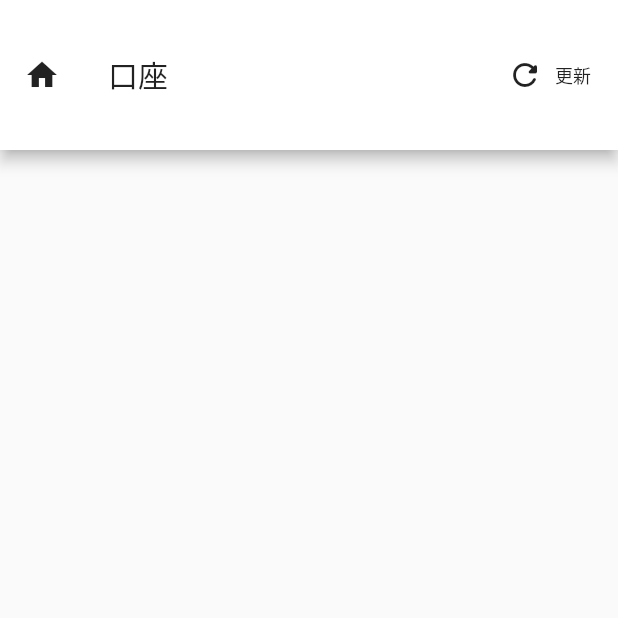
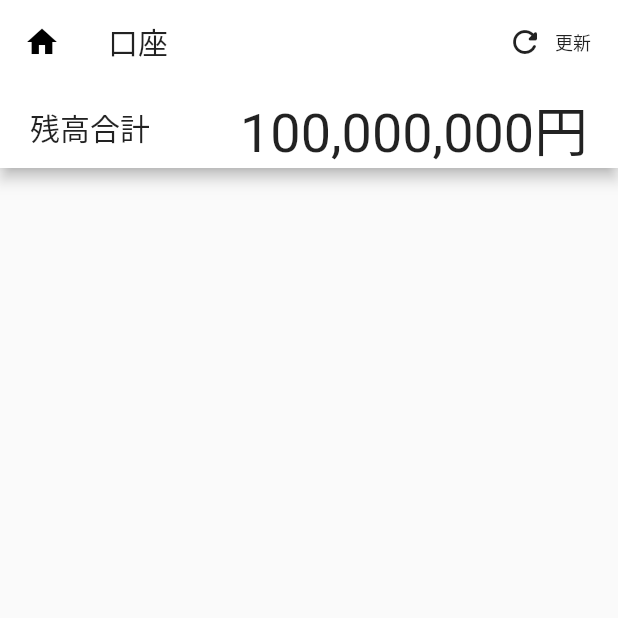
Before and after one commit to HasegawaShuhei/bank_account_UI, a Flutter app: the screen it shows after launch, on a phone screen of 412 x 824 dp, the top half of it. Run offline on Flutter 3.47's test engine with Material 2 defaults, Android fonts, the phone set to English and light mode, and no system bars.

Commit message:
appbar完成

```diff
--- a/lib/main.dart
+++ b/lib/main.dart
@@ -14,10 +14,11 @@ class MyApp extends StatelessWidget {
       ),
       home: Scaffold(
         appBar: AppBar(
-          toolbarHeight: 100,
-          leading: FlatButton(child: Icon(Icons.home),
-            onPressed: (){
-            //todo
+          // toolbarHeight: 100,
+          leading: IconButton (
+            icon: Icon(Icons.home),
+            onPressed: () {
+            //  todo
             },
           ),
           title: Text("口座"),
@@ -36,6 +37,21 @@ class MyApp extends StatelessWidget {
               ],
             ),
           ],
+          bottom: PreferredSize(
+              child: Row(
+                mainAxisAlignment: MainAxisAlignment.start,
+                children: [
+                  Container(
+                    padding: EdgeInsets.only(left: 20),
+                    child: Text("残高合計", style: TextStyle(fontSize: 20),),
+                  ),
+                  Container(
+                    padding: EdgeInsets.only(left: 60),
+                    child: Text("""100,000,000円""", style: TextStyle(fontSize: 36),),
+                  ),
+                ],
+              ),
+              preferredSize: Size.fromHeight(kToolbarHeight)),
         ),
       ),
     );
```
